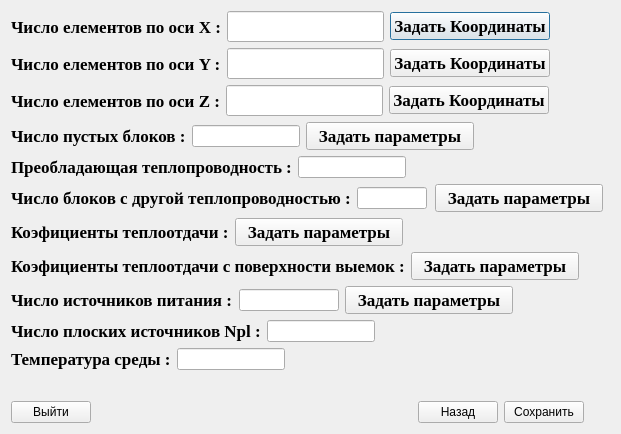
This is src/gui/DataEditDialog.ui in v-burlaka/Data as Qt 5 draws it before an edit. The edited form follows.
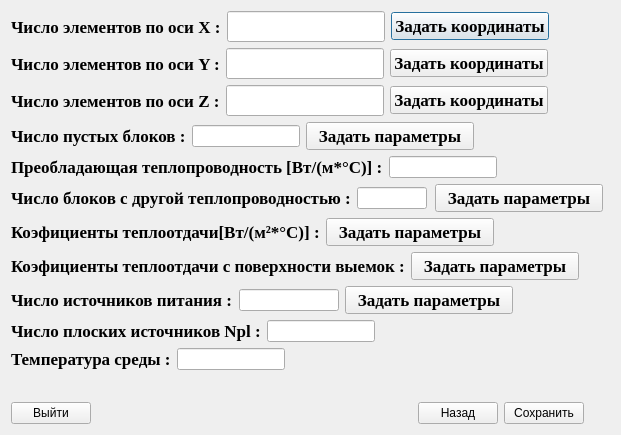
This is the edited form.

The edit to the form file:
```diff
--- a/src/gui/DataEditDialog.ui
+++ b/src/gui/DataEditDialog.ui
@@ -7,7 +7,7 @@
     <x>0</x>
     <y>0</y>
     <width>621</width>
-    <height>434</height>
+    <height>435</height>
    </rect>
   </property>
   <property name="windowTitle">
@@ -31,7 +31,7 @@
             </font>
            </property>
            <property name="text">
-            <string>Число елементов по оси X :</string>
+            <string>Число элементов по оси X :</string>
            </property>
           </widget>
          </item>
@@ -64,7 +64,7 @@
             </font>
            </property>
            <property name="text">
-            <string>Задать Координаты</string>
+            <string>Задать координаты</string>
            </property>
           </widget>
          </item>
@@ -114,7 +114,7 @@
             </font>
            </property>
            <property name="text">
-            <string>Число елементов по оси Y :</string>
+            <string>Число элементов по оси Y :</string>
            </property>
           </widget>
          </item>
@@ -144,7 +144,7 @@
             </font>
            </property>
            <property name="text">
-            <string>Задать Координаты</string>
+            <string>Задать координаты</string>
            </property>
           </widget>
          </item>
@@ -194,7 +194,7 @@
             </font>
            </property>
            <property name="text">
-            <string>Число елементов по оси Z :</string>
+            <string>Число элементов по оси Z :</string>
            </property>
           </widget>
          </item>
@@ -224,7 +224,7 @@
             </font>
            </property>
            <property name="text">
-            <string>Задать Координаты</string>
+            <string>Задать координаты</string>
            </property>
           </widget>
          </item>
@@ -341,7 +341,7 @@
             </font>
            </property>
            <property name="text">
-            <string>Преобладающая теплопроводность :</string>
+            <string>Преобладающая теплопроводность [Вт/(м*°С)] :</string>
            </property>
           </widget>
          </item>
@@ -478,7 +478,7 @@
             </font>
            </property>
            <property name="text">
-            <string>Коэфициенты теплоотдачи :</string>
+            <string>Коэфициенты теплоотдачи[Вт/(м²*°С)] :</string>
            </property>
           </widget>
          </item>
```
